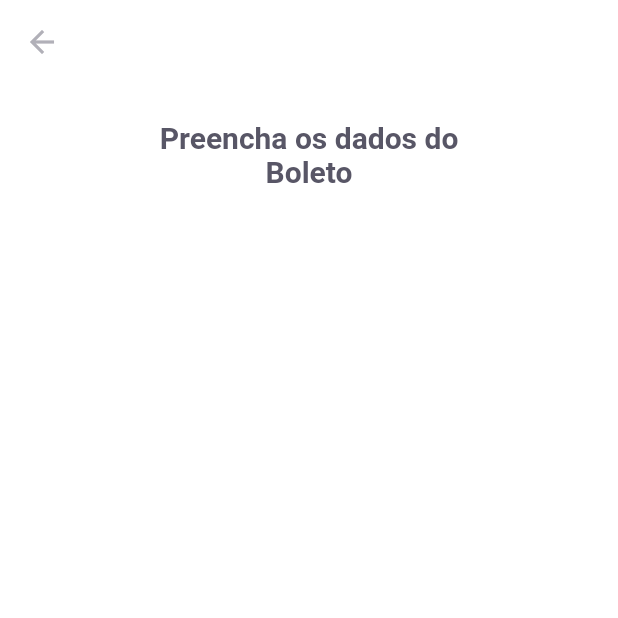
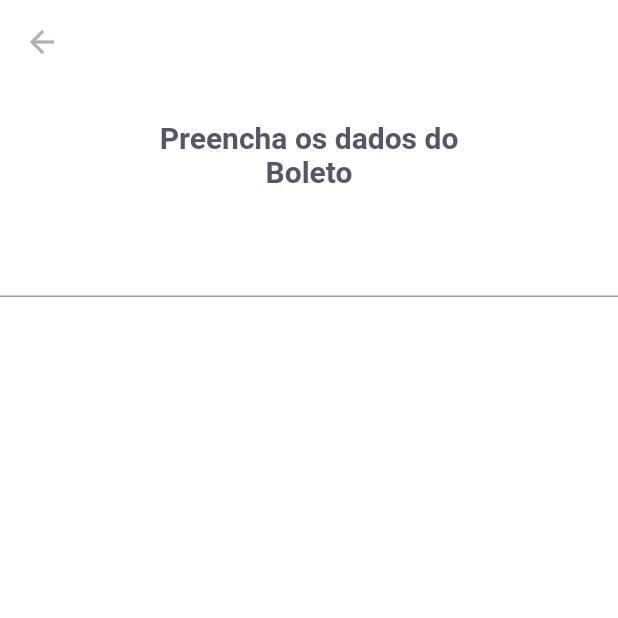
Before and after one commit to dercio-sinione/payFlow, a Flutter app: the InsertBoletoPage screen opened by its route, on a phone screen of 412 x 824 dp, the top half of it. Run offline on Flutter 3.47's test engine with Material 2 defaults, Android fonts, the light colour scheme and no system bars; our stand-ins replace google_fonts, shared_preferences; accounts and stored records are empty.

Commit message:
feat: Insert Boleto Page > Change primarySwatch color

```diff
--- a/lib/main.dart
+++ b/lib/main.dart
@@ -14,7 +14,8 @@ class AppWidget extends StatelessWidget {
     return MaterialApp(
       title: 'Pay Flow',
       debugShowCheckedModeBanner: false,
-      theme: ThemeData(primaryColor: AppColors.primary),
+      theme: ThemeData(
+          primaryColor: AppColors.primary, primarySwatch: Colors.orange),
       initialRoute: AppRoutes.splash,
       routes: fnAppRoutes(context),
     );
--- a/lib/modules/insert_boleto/insert_boleto_page.dart
+++ b/lib/modules/insert_boleto/insert_boleto_page.dart
@@ -1,6 +1,7 @@
 import 'package:flutter/material.dart';
 import 'package:nl_pay_flow/shared/themes/app_colors.dart';
 import 'package:nl_pay_flow/shared/themes/app_text_style.dart';
+import 'package:nl_pay_flow/shared/widgets/input_text/input_text_widget.dart';
 
 class InsertBoletoPage extends StatelessWidget {
   const InsertBoletoPage({Key? key}) : super(key: key);
@@ -25,6 +26,7 @@ class InsertBoletoPage extends StatelessWidget {
               textAlign: TextAlign.center,
             ),
           ),
+          InputTextWidget()
         ],
       ),
     );
--- /dev/null
+++ b/lib/shared/widgets/input_text/input_text_widget.dart
@@ -0,0 +1,10 @@
+import 'package:flutter/material.dart';
+
+class InputTextWidget extends StatelessWidget {
+  const InputTextWidget({Key? key}) : super(key: key);
+
+  @override
+  Widget build(BuildContext context) {
+    return TextFormField();
+  }
+}
```
